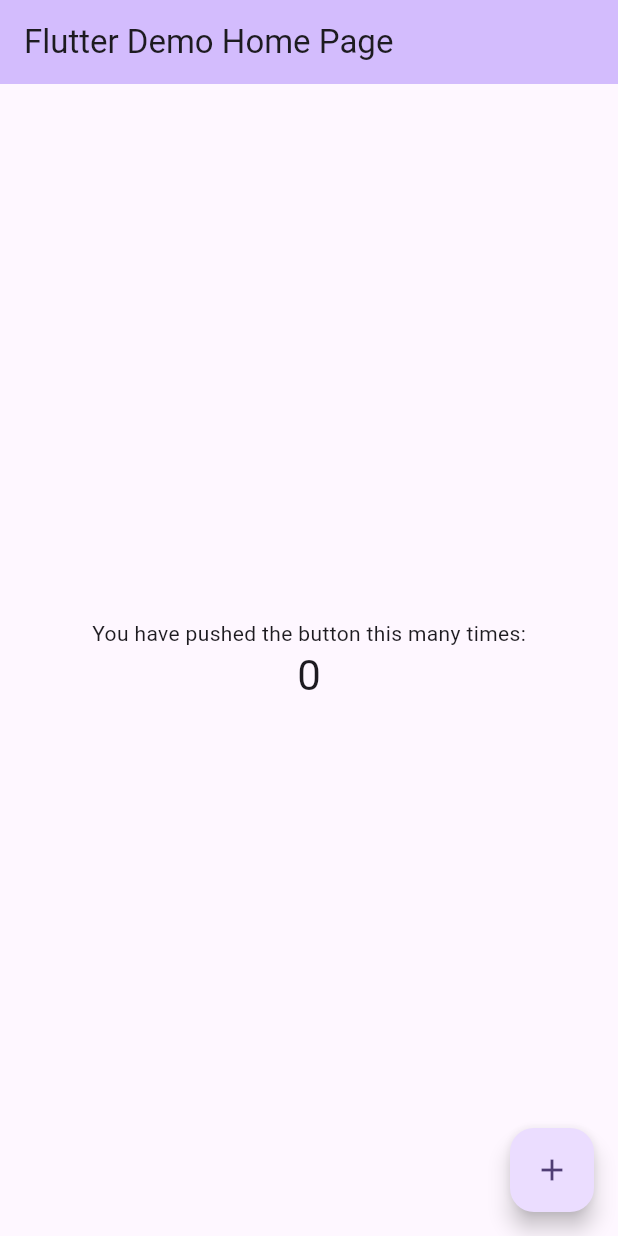
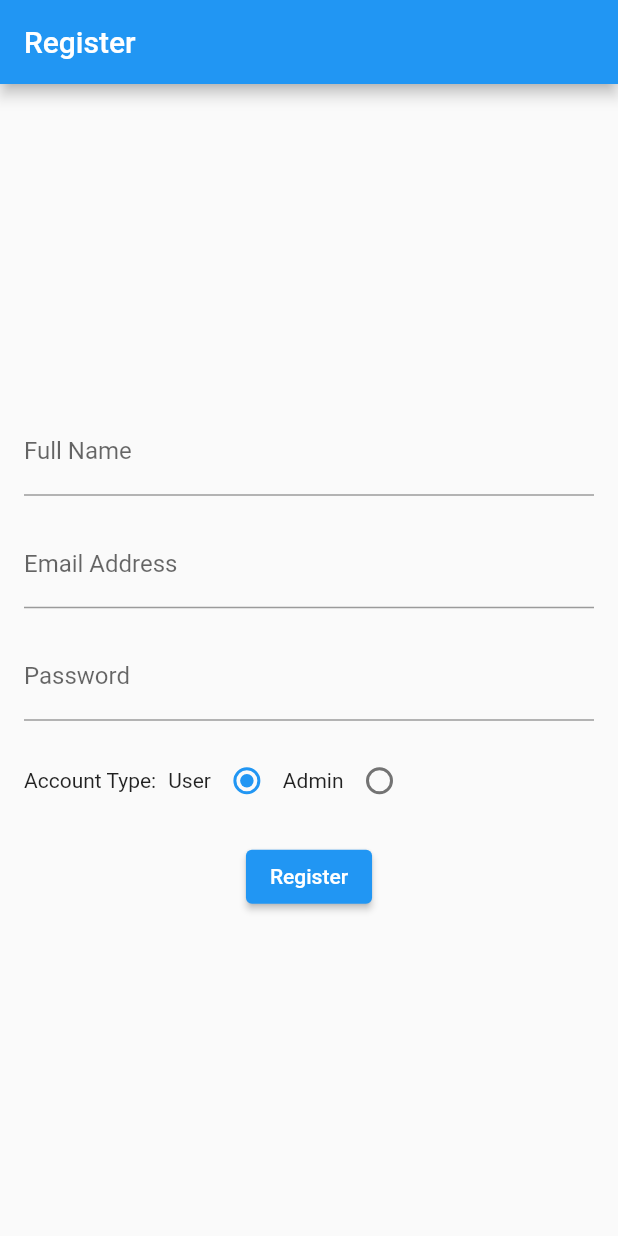
Before and after one commit to ibrahimelnemr/flagak-flutter-app, a Flutter app: the screen it shows after launch, on a phone screen of 412 x 824 dp. Run offline on Flutter 3.47's test engine with Material 2 defaults, Android fonts, the phone set to English and light mode, and no system bars.

Commit message:
frontend: register page

```diff
--- a/frontend/lib/main.dart
+++ b/frontend/lib/main.dart
@@ -1,125 +1,18 @@
 import 'package:flutter/material.dart';
+import 'register_page.dart';
+// import 'package:flutter_dotenv/flutter_dotenv.dart';
 
-void main() {
-  runApp(const MyApp());
+
+void main() async {
+  // await dotenv.load();
+  runApp(RegisterApp());
 }
 
-class MyApp extends StatelessWidget {
-  const MyApp({super.key});
-
-  // This widget is the root of your application.
+class RegisterApp extends StatelessWidget {
   @override
   Widget build(BuildContext context) {
     return MaterialApp(
-      title: 'Flutter Demo',
-      theme: ThemeData(
-        // This is the theme of your application.
-        //
-        // TRY THIS: Try running your application with "flutter run". You'll see
-        // the application has a blue toolbar. Then, without quitting the app,
-        // try changing the seedColor in the colorScheme below to Colors.green
-        // and then invoke "hot reload" (save your changes or press the "hot
-        // reload" button in a Flutter-supported IDE, or press "r" if you used
-        // the command line to start the app).
-        //
-        // Notice that the counter didn't reset back to zero; the application
-        // state is not lost during the reload. To reset the state, use hot
-        // restart instead.
-        //
-        // This works for code too, not just values: Most code changes can be
-        // tested with just a hot reload.
-        colorScheme: ColorScheme.fromSeed(seedColor: Colors.deepPurple),
-        useMaterial3: true,
-      ),
-      home: const MyHomePage(title: 'Flutter Demo Home Page'),
+      home: RegisterPage(),
     );
   }
 }
-
-class MyHomePage extends StatefulWidget {
-  const MyHomePage({super.key, required this.title});
-
-  // This widget is the home page of your application. It is stateful, meaning
-  // that it has a State object (defined below) that contains fields that affect
-  // how it looks.
-
-  // This class is the configuration for the state. It holds the values (in this
-  // case the title) provided by the parent (in this case the App widget) and
-  // used by the build method of the State. Fields in a Widget subclass are
-  // always marked "final".
-
-  final String title;
-
-  @override
-  State<MyHomePage> createState() => _MyHomePageState();
-}
-
-class _MyHomePageState extends State<MyHomePage> {
-  int _counter = 0;
-
-  void _incrementCounter() {
-    setState(() {
-      // This call to setState tells the Flutter framework that something has
-      // changed in this State, which causes it to rerun the build method below
-      // so that the display can reflect the updated values. If we changed
-      // _counter without calling setState(), then the build method would not be
-      // called again, and so nothing would appear to happen.
-      _counter++;
-    });
-  }
-
-  @override
-  Widget build(BuildContext context) {
-    // This method is rerun every time setState is called, for instance as done
-    // by the _incrementCounter method above.
-    //
-    // The Flutter framework has been optimized to make rerunning build methods
-    // fast, so that you can just rebuild anything that needs updating rather
-    // than having to individually change instances of widgets.
-    return Scaffold(
-      appBar: AppBar(
-        // TRY THIS: Try changing the color here to a specific color (to
-        // Colors.amber, perhaps?) and trigger a hot reload to see the AppBar
-        // change color while the other colors stay the same.
-        backgroundColor: Theme.of(context).colorScheme.inversePrimary,
-        // Here we take the value from the MyHomePage object that was created by
-        // the App.build method, and use it to set our appbar title.
-        title: Text(widget.title),
-      ),
-      body: Center(
-        // Center is a layout widget. It takes a single child and positions it
-        // in the middle of the parent.
-        child: Column(
-          // Column is also a layout widget. It takes a list of children and
-          // arranges them vertically. By default, it sizes itself to fit its
-          // children horizontally, and tries to be as tall as its parent.
-          //
-          // Column has various properties to control how it sizes itself and
-          // how it positions its children. Here we use mainAxisAlignment to
-          // center the children vertically; the main axis here is the vertical
-          // axis because Columns are vertical (the cross axis would be
-          // horizontal).
-          //
-          // TRY THIS: Invoke "debug painting" (choose the "Toggle Debug Paint"
-          // action in the IDE, or press "p" in the console), to see the
-          // wireframe for each widget.
-          mainAxisAlignment: MainAxisAlignment.center,
-          children: <Widget>[
-            const Text(
-              'You have pushed the button this many times:',
-            ),
-            Text(
-              '$_counter',
-              style: Theme.of(context).textTheme.headlineMedium,
-            ),
-          ],
-        ),
-      ),
-      floatingActionButton: FloatingActionButton(
-        onPressed: _incrementCounter,
-        tooltip: 'Increment',
-        child: const Icon(Icons.add),
-      ), // This trailing comma makes auto-formatting nicer for build methods.
-    );
-  }
-}
--- /dev/null
+++ b/frontend/lib/register_page.dart
@@ -0,0 +1,140 @@
+import 'dart:convert';
+import 'package:frontend/env.dart';
+import 'package:flutter/material.dart';
+import 'package:http/http.dart' as http;
+// import 'package:flutter_dotenv/flutter_dotenv.dart';
+
+
+class RegisterPage extends StatefulWidget {
+  @override
+  _RegisterPageState createState() => _RegisterPageState();
+}
+
+class _RegisterPageState extends State<RegisterPage> {
+  TextEditingController fullNameController = TextEditingController();
+  TextEditingController emailController = TextEditingController();
+  TextEditingController passwordController = TextEditingController();
+  bool isAdmin = false;
+
+  @override
+  Widget build(BuildContext context) {
+    return Scaffold(
+      appBar: AppBar(
+        title: Text('Register'),
+      ),
+      body: Padding(
+        padding: const EdgeInsets.all(16.0),
+        child: Column(
+          mainAxisAlignment: MainAxisAlignment.center,
+          children: [
+            TextField(
+              controller: fullNameController,
+              decoration: InputDecoration(labelText: 'Full Name'),
+            ),
+            SizedBox(height: 16),
+            TextField(
+              controller: emailController,
+              decoration: InputDecoration(labelText: 'Email Address'),
+              keyboardType: TextInputType.emailAddress,
+            ),
+            SizedBox(height: 16),
+            TextField(
+              controller: passwordController,
+              decoration: InputDecoration(labelText: 'Password'),
+              obscureText: true,
+            ),
+            SizedBox(height: 16),
+            Row(
+              children: [
+                Text('Account Type:'),
+                SizedBox(width: 8),
+                Row(
+                  children: [
+                    Text('User'),
+                    Radio(
+                      value: false,
+                      groupValue: isAdmin,
+                      onChanged: (value) {
+                        setState(() {
+                          isAdmin = value as bool;
+                        });
+                      },
+                    ),
+                  ],
+                ),
+                Row(
+                  children: [
+                    Text('Admin'),
+                    Radio(
+                      value: true,
+                      groupValue: isAdmin,
+                      onChanged: (value) {
+                        setState(() {
+                          isAdmin = value as bool;
+                        });
+                      },
+                    ),
+                  ],
+                ),
+              ],
+            ),
+            SizedBox(height: 16),
+            ElevatedButton(
+
+              // take the data from the form and make an http request
+
+              onPressed: () async {
+                print('Full Name: ${fullNameController.text}');
+                print('Email Address: ${emailController.text}');
+                print('Password: ${passwordController.text}');
+                print('Is Admin: $isAdmin');
+
+//                dotenv.load();
+
+                // final apiEndpoint = dotenv.env['API_ENDPOINT'];
+                // final apiEndpoint = Environment.apiEndpoint;
+
+
+                // if (apiEndpoint == null) {
+                //   print('API_ENDPOINT not defined in .env file');
+                //   return;
+                // }
+
+                Map<String, dynamic> requestBody = {
+                  'name': fullNameController.text,
+                  'email': emailController.text,
+                  'password': passwordController.text,
+                  'is_admin': isAdmin
+                };
+
+                String jsonBody = jsonEncode(requestBody);
+
+                final response = await http.post(
+                  Uri.parse('http://127.0.0.1:3000/users/register'),
+                  headers: {
+                    'Content-Type': 'application/json',
+                  },
+                  body: jsonBody,
+                );
+
+                print(jsonBody);
+
+                if (response.statusCode == 200) {
+                  print("User registered successfully");
+                }
+
+                else {
+                  print("Failed to register user; status code: ${response.statusCode}");
+                  print("Response body: ${response.body}");
+                }
+
+
+              },
+              child: Text('Register'),
+            ),
+          ],
+        ),
+      ),
+    );
+  }
+}
--- a/frontend/pubspec.yaml
+++ b/frontend/pubspec.yaml
@@ -30,6 +30,9 @@ environment:
 dependencies:
   flutter:
     sdk: flutter
+
+  http: ^0.13.3
+  flutter_dotenv: ^5.1.0
 
 
   # The following adds the Cupertino Icons font to your application.
```
Also changed, not shown: frontend/pubspec.lock, 2 other files.
